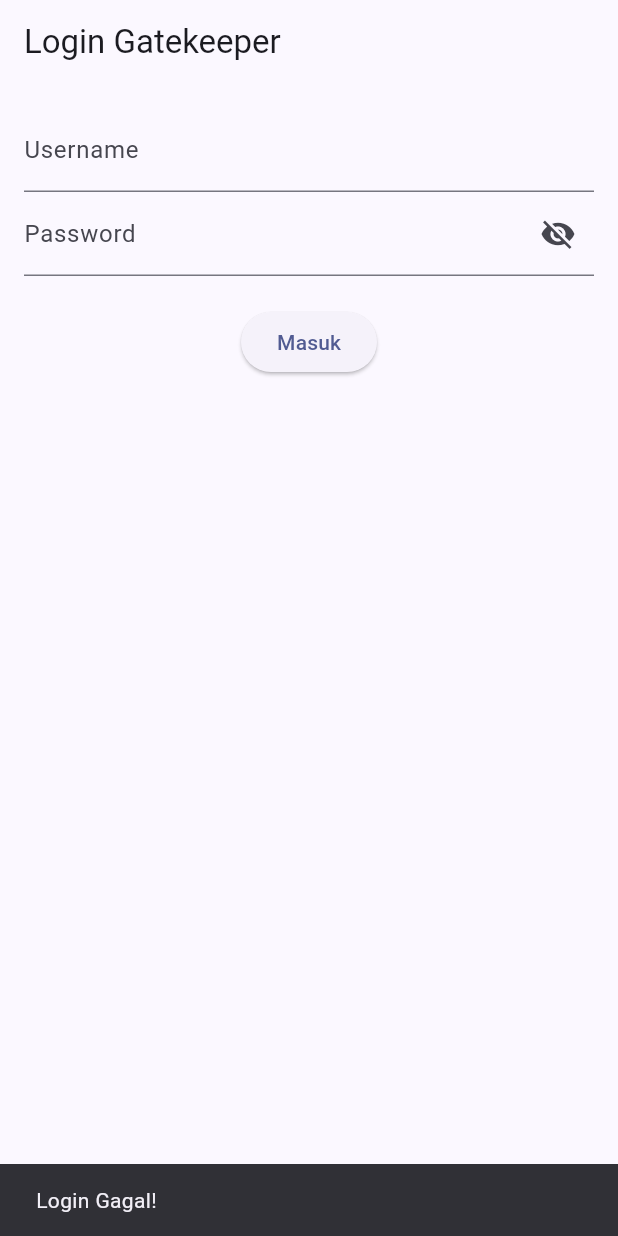
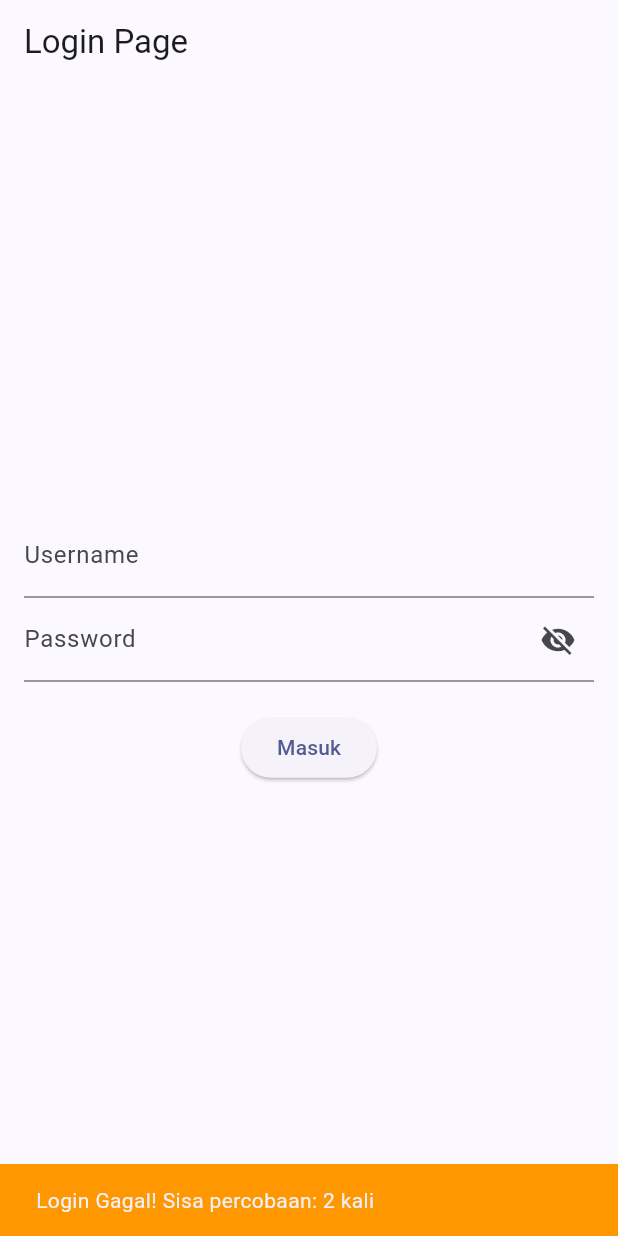
Before and after one commit to itsspall/Proyek-4-Modul-Logbook, a Flutter app: the LoginView screen opened directly, after a tap on "Masuk", on a phone screen of 412 x 824 dp. Run offline on Flutter 3.47's test engine with Material 3 defaults, Android fonts, the phone set to English and light mode, and no system bars; our stand-ins replace shared_preferences; accounts and stored records are empty.

Commit message:
fix beberapa fitur dan melengkapi bagian login, serta membersihkan workspace code agar lebih clean

```diff
--- a/lib/features/auth/login_controller.dart
+++ b/lib/features/auth/login_controller.dart
@@ -4,24 +4,43 @@ class LoginController {
   // final String _validPassword = "123";
 
   // Database sederhana menggunakan map untuk menyimpan beberapa user
+  // Tugas 2 Modul 2: Modifikasi LoginController agar mendukung sistem Multiple Users menggunakan tipe data Map<String, String>.
   final Map<String, String> _users = {
     'admin': 'admin123',
     'dosen': 'dosen2024',
     'mahasiswa': 'mhs123',
     'budi': 'kopi_hitam',
   };
-  // Fungsi pengecekan (Logic-Only)
-  // Fungsi ini mengembalikan true jika cocok, false jika salah.
+  // Batas percobaan login. Jika salah 3 kali, tombol login menjadi tidak aktif selama 10 detik.
+  // Tugas 2 Modul 2
+  int failedAttempts = 0;
+  bool isLocked = false;
+  final int maxAttempts = 3;
+
   bool login(String username, String password) {
-    if (_users[username] == password) {
-      return true;
+      if (isLocked) {
+        return false;
+      }
+
+      if (_users.containsKey(username) && _users[username] == password) {
+        failedAttempts = 0;
+        return true;
+      } else {
+        failedAttempts++;
+        // Jika percobaan gagal mencapai batas, kunci akun
+        if (failedAttempts >= maxAttempts) {
+          isLocked = true;
+        }
+        return false;
+      }
     }
-    return false;
+
+  void unlock() {
+    isLocked = false;
+    failedAttempts = 0;
   }
 
   void increment() {}
-
   Future<void> saveCounter() async {}
-
   void decrement() {}
 }
--- a/lib/features/auth/login_view.dart
+++ b/lib/features/auth/login_view.dart
@@ -1,3 +1,4 @@
+import 'dart:async';
 import 'package:flutter/material.dart';
 import 'package:logbook_app_001/features/auth/login_controller.dart';
 import 'package:logbook_app_001/features/logbook/counter_view.dart';
@@ -9,11 +10,12 @@ class LoginView extends StatefulWidget {
 }
 
 class _LoginViewState extends State<LoginView> {
-  // Inisialisasi Otak dan Controller Input
   final LoginController _controller = LoginController();
   final TextEditingController _userController = TextEditingController();
   final TextEditingController _passController = TextEditingController();
+
   bool _obscurePassword = true;
+  int _countdown = 0;
 
   void _handleLogin() {
     String user = _userController.text;
@@ -29,20 +31,53 @@ class _LoginViewState extends State<LoginView> {
         ),
       );
     } else {
-      // Tugas 2: Modul 2
-      ScaffoldMessenger.of(context).showSnackBar(
-        const SnackBar(content: Text("Login Gagal!")),
-      );
+      // kalau gagal dan statusnya terkunci, jalankan Timer
+      if (_controller.isLocked && _countdown == 0) {
+        _startLockoutTimer();
+        _showSnackBar("Akses diblokir sementara. Tunggu $_countdown detik!", Colors.red);
+      }
+      // kalau gagal tapi belum terkunci, beri tahu sisa percobaan
+      else if (!_controller.isLocked) {
+        int sisa = _controller.maxAttempts - _controller.failedAttempts;
+        _showSnackBar("Login Gagal! Sisa percobaan: $sisa kali", Colors.orange);
+      }
     }
+  }
+
+  // Fungsi untuk menjalankan hitung mundur
+  void _startLockoutTimer() {
+    setState(() {
+      _countdown = 10;
+    });
+
+    Timer.periodic(const Duration(seconds: 1), (timer) {
+      setState(() {
+        if (_countdown > 1) {
+          _countdown--;
+        } else { // ini jika waktu habis, maka timer akan dimatikan
+          _countdown = 0;
+          _controller.unlock();
+          timer.cancel();
+        }
+      });
+    });
+  }
+
+  // fungsi pembantu agar kode SnackBar tidak panjang
+  void _showSnackBar(String message, Color warna) {
+    ScaffoldMessenger.of(context).showSnackBar(
+      SnackBar(content: Text(message), backgroundColor: warna),
+    );
   }
 
   @override
   Widget build(BuildContext context) {
     return Scaffold(
-      appBar: AppBar(title: const Text("Login Gatekeeper")),
+      appBar: AppBar(title: const Text("Login Page")),
       body: Padding(
         padding: const EdgeInsets.all(16.0),
         child: Column(
+          mainAxisAlignment: MainAxisAlignment.center,
           children: [
             TextField(
               controller: _userController,
@@ -66,7 +101,25 @@ class _LoginViewState extends State<LoginView> {
               ),
             ),
             const SizedBox(height: 20),
-            ElevatedButton(onPressed: _handleLogin, child: const Text("Masuk")),
+
+            // TOMBOL LOGIN
+            ElevatedButton(
+              onPressed: _controller.isLocked ? null : _handleLogin,
+              child: const Text("Masuk")
+            ),
+
+            const SizedBox(height: 15),
+
+            // TEKS COUNTDOWN
+            if (_controller.isLocked)
+              Text(
+                "Coba lagi dalam $_countdown detik",
+                style: const TextStyle(
+                  color: Colors.red,
+                  fontWeight: FontWeight.bold,
+                  fontSize: 16
+                ),
+              ),
           ],
         ),
       ),
```
Also changed, not shown: lib/features/logbook/counter_view.dart (+1 -6 lines), lib/features/onboarding/onboarding_view.dart (+17 -8 lines).
